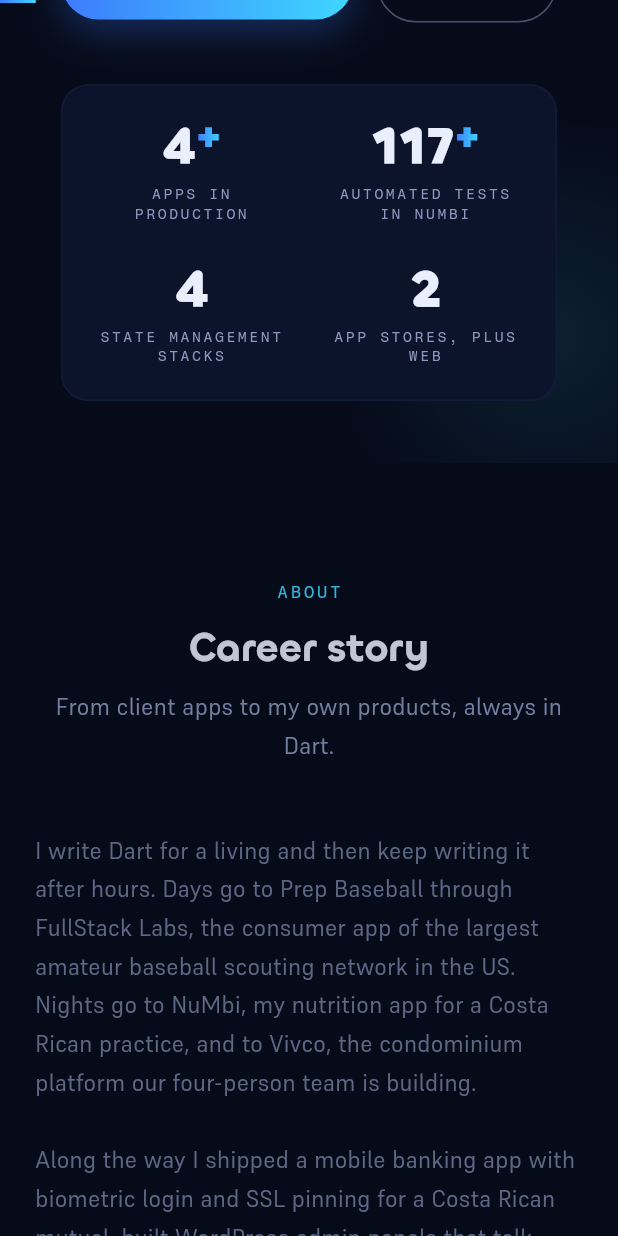
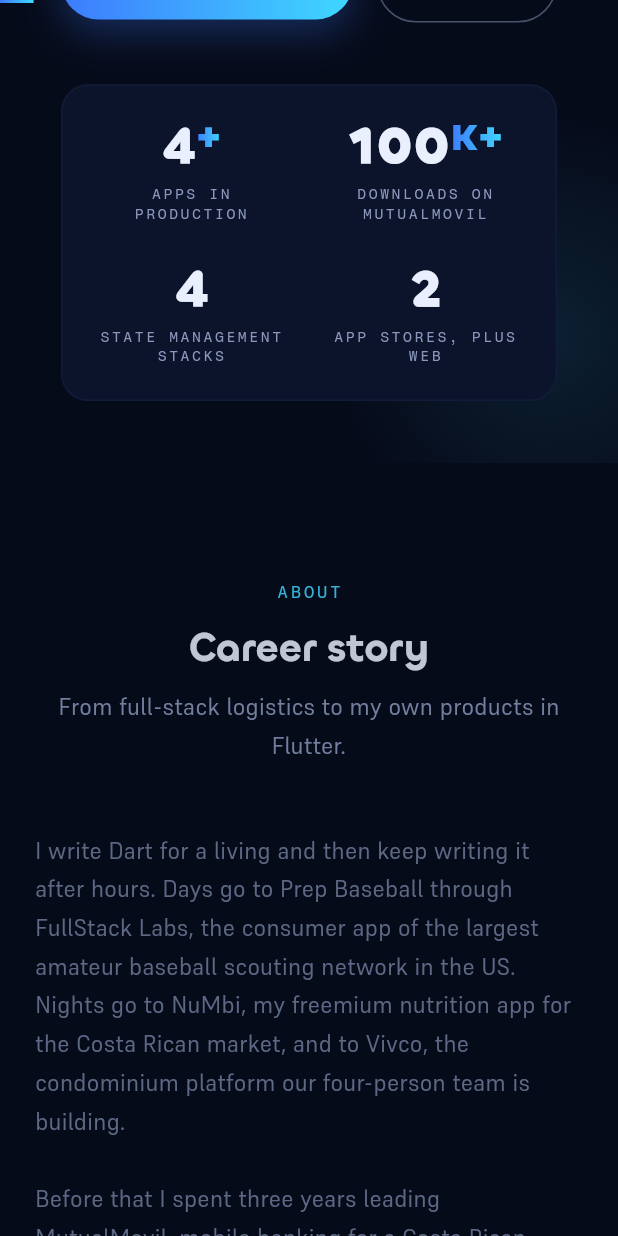
Before and after one commit to JAriasCode/portfolio, a Flutter app: the screen it shows after launch, scrolled down 576 dp, on a phone screen of 412 x 824 dp. Run offline on Flutter 3.47's test engine with Material 3 defaults, Android fonts, the phone set to English and light mode, and no system bars; our stand-ins replace web.

Commit message:
feat: add ePRAC experience, fix dates, refocus copy on features

```diff
--- a/lib/content.dart
+++ b/lib/content.dart
@@ -29,24 +29,24 @@
 
   static const aboutTitle = 'Career story';
   static const aboutLead =
-      'From client apps to my own products, always in Dart.';
+      'From full-stack logistics to my own products in Flutter.';
   static const aboutBody =
       'I write Dart for a living and then keep writing it after hours. '
       'Days go to Prep Baseball through FullStack Labs, the consumer app '
       'of the largest amateur baseball scouting network in the US. Nights '
-      'go to NuMbi, my nutrition app for a Costa Rican practice, and to '
-      'Vivco, the condominium platform our four-person team is building.\n\n'
-      'Along the way I shipped a mobile banking app with biometric login '
-      'and SSL pinning for a Costa Rican mutual, built WordPress admin '
-      'panels that talk straight to Firestore, and set up CI/CD pipelines '
-      'so every release is a button, not a ritual.\n\n'
+      'go to NuMbi, my freemium nutrition app for the Costa Rican market, '
+      'and to Vivco, the condominium platform our four-person team is '
+      'building.\n\n'
+      'Before that I spent three years leading MutualMovil, mobile banking '
+      'for a Costa Rican mutual that passed 100,000 downloads, migrating it '
+      'from two native codebases into one Flutter app. And I got my '
+      'full-stack start at ePRAC Supply, building the logistics platforms '
+      'a supply chain runs on: warehouse management, delivery tracking and '
+      'container yard control, across mobile, desktop and web.\n\n'
       'I also run an AI-native workflow: Claude Code as a daily pair '
       'programmer, custom skills and hooks tuned to each project, MCP '
       'servers wiring my tools together, and an AI review gate in CI that '
-      'every pull request passes before a human merges it.\n\n'
-      'Opinions I will defend: state management should match the problem, '
-      'not the trend. Ship to a cheap Android before you ship to an iPhone. '
-      'And a well-kept CHANGELOG is a love letter to your future self.';
+      'every pull request passes before a human merges it.';
 
   static const contactTitle = "Let's build something";
   static const contactNote =
@@ -69,7 +69,7 @@
 
 const stats = [
   Stat(4, '+', 'Apps in production'),
-  Stat(117, '+', 'Automated tests in NuMbi'),
+  Stat(100, 'K+', 'Downloads on MutualMovil'),
   Stat(4, '', 'State management stacks'),
   Stat(2, '', 'App stores, plus web'),
 ];
@@ -109,37 +109,52 @@
     tags: ['Flutter', 'Riverpod', 'Isar', 'GoRouter', 'NFC + QR'],
   ),
   Experience(
+    role: 'Flutter Engineer',
+    org: 'FullStack Labs · Prep Baseball',
+    period: '2025 – Present',
+    status: 'Current',
+    summary:
+        'Consumer app for the largest amateur baseball scouting network in '
+        'the US, serving 80,000+ annual tournament players. Player '
+        'profiles, rankings and event coverage on iOS, Android and web '
+        'from one codebase.',
+    tags: ['Flutter', 'BLoC / Cubits', 'Dio', 'Firebase', 'Web + mobile'],
+  ),
+  Experience(
     role: 'Founder & Developer',
     org: 'NuMbi',
-    period: '2025 – Present',
+    period: '2024 – Present',
     status: 'Live',
     summary:
-        'Nutrition app for a Costa Rican practice: 2,800+ local foods, '
-        'macro tracking, recipes and premium content, plus a WordPress '
-        'admin panel that edits Firestore directly.',
+        'Freemium nutrition app for the Costa Rican market: macro '
+        'tracking, recipes, an Instagram-style stories feed and premium '
+        'subscriptions with in-app payments. I run the whole stack, from '
+        'the Flutter app to the admin panel and push pipelines.',
     tags: ['Flutter', 'Riverpod', 'Firestore', 'FCM', 'GA4'],
   ),
   Experience(
-    role: 'Flutter Engineer',
-    org: 'FullStack Labs · Prep Baseball',
-    period: '2024 – Present',
-    status: 'Current',
+    role: 'Flutter Developer',
+    org: 'Grupo Mutual · MutualMovil',
+    period: '2022 – 2025',
+    status: 'Live',
     summary:
-        'Consumer app for the largest amateur baseball scouting network in '
-        'the US. Player profiles, rankings and event coverage on iOS, '
-        'Android and web from one codebase.',
-    tags: ['Flutter', 'BLoC / Cubits', 'Dio', 'Firebase', 'Web + mobile'],
+        'Led Flutter development of a mutual banking app that passed '
+        '100,000 downloads, migrating separate native iOS and Android '
+        'codebases into one. Biometric login, digital signatures, SSL '
+        'pinning, and dual distribution for Google and Huawei devices.',
+    tags: ['Flutter', 'GetX', 'Biometrics', 'SSL pinning', 'GMS + HMS'],
   ),
   Experience(
-    role: 'Flutter Developer',
-    org: 'Freelance · MutualMovil',
-    period: '2023 – Present',
-    status: 'In production',
+    role: 'Software Developer',
+    org: 'ePRAC Supply',
+    period: '2020 – 2022',
+    status: 'Shipped',
     summary:
-        'Mobile banking for a Costa Rican mutual. Biometric login, SSL '
-        'pinning, and dual distribution for Google and Huawei devices. '
-        'Now at v2, maintained in production.',
-    tags: ['Flutter', 'GetX', 'Biometrics', 'SSL pinning', 'GMS + HMS'],
+        'Three logistics platforms in daily operation: warehouse '
+        'management (WMS), delivery tracking and container yard control. '
+        'Full-stack ownership across mobile, desktop and web: API design, '
+        'front end and database.',
+    tags: ['Full-stack', 'WMS', 'REST APIs', 'Databases', 'Mobile + web'],
   ),
 ];
 
@@ -235,19 +250,21 @@
     subtitle: 'Nutrition · Own product',
     status: 'Live',
     description:
-        'Food database of 2,800+ local foods, macro tracking, recipes and '
-        'premium content. Includes a WordPress admin that edits Firestore '
+        'Freemium nutrition app: macro tracking, recipes, an '
+        'Instagram-style stories feed and premium subscriptions with '
+        'in-app payments. Includes a WordPress admin that edits Firestore '
         'directly.',
     tags: ['Flutter', 'Riverpod', 'Firestore', 'FCM'],
     motif: ProjectMotif.rings,
   ),
   Project(
     name: 'MutualMovil',
-    subtitle: 'Banking · Freelance client',
+    subtitle: 'Banking · Grupo Mutual',
     status: 'In production',
     description:
-        'Mobile banking with biometric login and SSL pinning. Dual builds: '
-        'Google Play services and Huawei Mobile Services.',
+        'Mobile banking past 100,000 downloads. Biometric login and SSL '
+        'pinning, with dual builds for Google Play services and Huawei '
+        'Mobile Services.',
     tags: ['Flutter', 'GetX', 'Biometrics', 'HMS'],
     motif: ProjectMotif.card,
   ),
```
